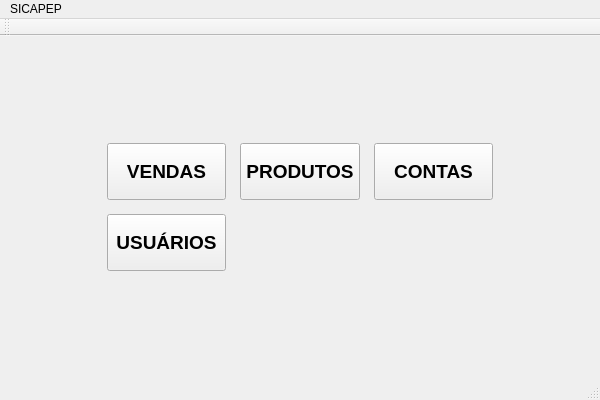
Old version of the form form/sicapep.ui in the repository lluchiari/SICAPEP.
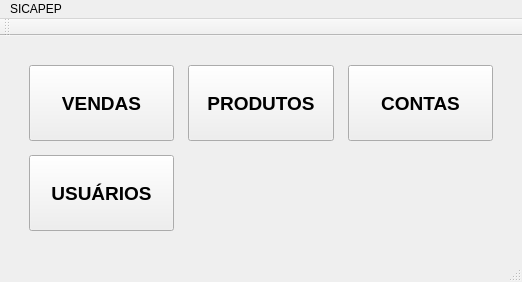
New version of the form.

Commit message: New View. Adding Stack Widget and start to play with this tool.

What changed in the file:
```diff
--- a/form/sicapep.ui
+++ b/form/sicapep.ui
@@ -6,8 +6,8 @@
    <rect>
     <x>0</x>
     <y>0</y>
-    <width>600</width>
-    <height>400</height>
+    <width>522</width>
+    <height>282</height>
    </rect>
   </property>
   <property name="sizePolicy">
@@ -23,22 +23,26 @@
    <locale language="Portuguese" country="Brazil"/>
   </property>
   <widget class="QWidget" name="centralWidget">
+   <property name="sizePolicy">
+    <sizepolicy hsizetype="Expanding" vsizetype="Expanding">
+     <horstretch>0</horstretch>
+     <verstretch>0</verstretch>
+    </sizepolicy>
+   </property>
+   <layout class="QGridLayout" name="gridLayout_3">
+    <item row="0" column="0">
+     <widget class="QStackedWidget" name="stackedWidget">
+      <property name="sizePolicy">
+       <sizepolicy hsizetype="Expanding" vsizetype="Expanding">
+        <horstretch>0</horstretch>
+        <verstretch>0</verstretch>
+       </sizepolicy>
+      </property>
+      <property name="currentIndex">
+       <number>0</number>
+      </property>
+      <widget class="QWidget" name="mainPage">
    <layout class="QGridLayout" name="gridLayout_2">
-    <property name="leftMargin">
-     <number>100</number>
-    </property>
-    <property name="topMargin">
-     <number>100</number>
-    </property>
-    <property name="rightMargin">
-     <number>100</number>
-    </property>
-    <property name="bottomMargin">
-     <number>100</number>
-    </property>
-    <property name="spacing">
-     <number>10</number>
-    </property>
     <item row="0" column="0">
      <layout class="QGridLayout" name="gridLayout">
       <property name="leftMargin">
@@ -158,12 +162,18 @@
     </item>
    </layout>
   </widget>
+      <widget class="QWidget" name="produtosPage"/>
+      <widget class="QWidget" name="vendasPage"/>
+     </widget>
+    </item>
+   </layout>
+  </widget>
   <widget class="QMenuBar" name="menuBar">
    <property name="geometry">
     <rect>
      <x>0</x>
      <y>0</y>
-     <width>600</width>
+     <width>522</width>
      <height>21</height>
     </rect>
    </property>
```
Lines whose indentation alone changed are shown as unchanged.
